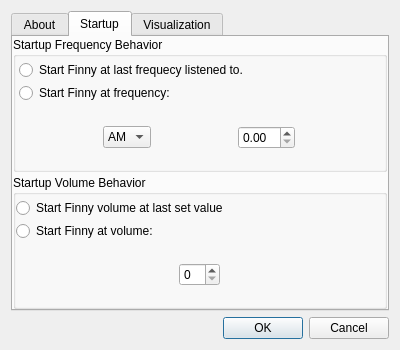
Qt form finny/ui/Settings.ui (RyanNerd/finny) before a commit.
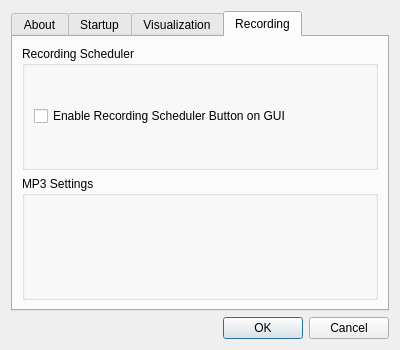
The same form after that commit. Icons and pictures are not drawn.

Commit message: Added preliminary LED control code, as well as additional (as yet dummy) options in the settings dialog.

The edit to the form file:
```diff
--- a/finny/ui/Settings.ui
+++ b/finny/ui/Settings.ui
@@ -29,7 +29,7 @@
    <item>
     <widget class="QTabWidget" name="tabWidget">
      <property name="currentIndex">
-      <number>1</number>
+      <number>3</number>
      </property>
      <widget class="QWidget" name="AboutTab">
       <attribute name="title">
@@ -240,6 +240,52 @@
            <widget class="QComboBox" name="comboBox_2"/>
           </item>
          </layout>
+        </widget>
+       </item>
+       <item>
+        <widget class="QGroupBox" name="groupBox_4">
+         <property name="title">
+          <string>Radioshark LEDs</string>
+         </property>
+         <layout class="QVBoxLayout" name="verticalLayout_7">
+          <item>
+           <widget class="QCheckBox" name="EnableRadiosharkLEDControl">
+            <property name="text">
+             <string>Enable LED Feedback</string>
+            </property>
+           </widget>
+          </item>
+         </layout>
+        </widget>
+       </item>
+      </layout>
+     </widget>
+     <widget class="QWidget" name="tab">
+      <attribute name="title">
+       <string>Recording</string>
+      </attribute>
+      <layout class="QVBoxLayout" name="verticalLayout_8">
+       <item>
+        <widget class="QGroupBox" name="groupBox_5">
+         <property name="title">
+          <string>Recording Scheduler</string>
+         </property>
+         <layout class="QVBoxLayout" name="verticalLayout_9">
+          <item>
+           <widget class="QCheckBox" name="EnableRecordingScheduler">
+            <property name="text">
+             <string>Enable Recording Scheduler Button on GUI</string>
+            </property>
+           </widget>
+          </item>
+         </layout>
+        </widget>
+       </item>
+       <item>
+        <widget class="QGroupBox" name="groupBox_6">
+         <property name="title">
+          <string>MP3 Settings</string>
+         </property>
         </widget>
        </item>
       </layout>
```
Left out of the diff: 2 changed lines with no effect on the pictures. The commit also changes 1 other file.
